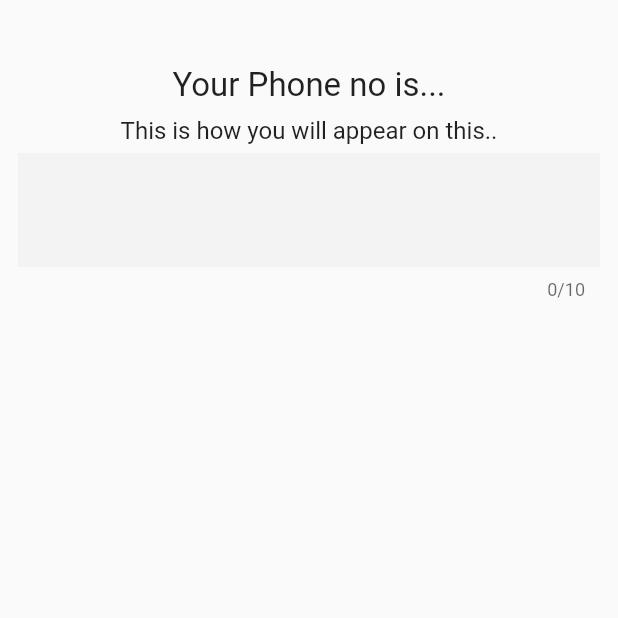
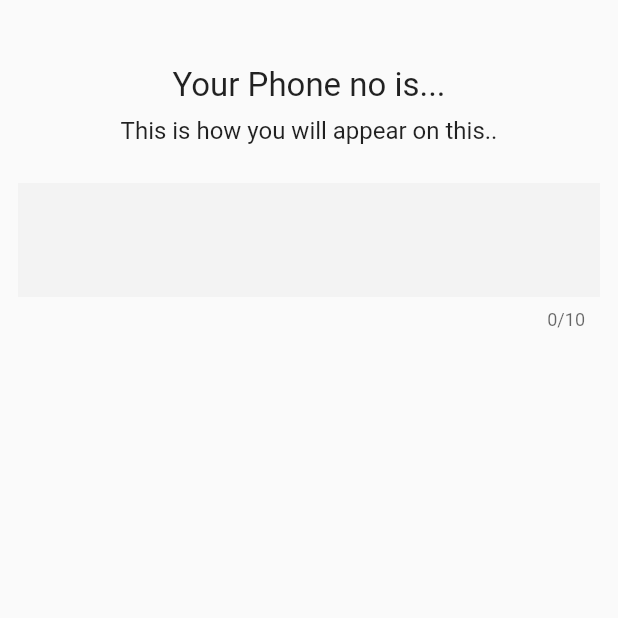
Before and after one commit to chamil123/tinder, a Flutter app: the Userregisterphone screen opened directly, on a phone screen of 412 x 824 dp, the top half of it. Run offline on Flutter 3.47's test engine with Material 2 defaults, Android fonts, the phone set to English and light mode, and no system bars; our stand-ins replace carousel_slider, email_validator, firebase_auth, flutter_staggered_animations, fluttertoast, google_fonts and 5 more; missing offline and left inert: bottom_picker; accounts and stored records are empty; Roboto replaces fonts that are missing (Raleway).

Commit message:
2023-01-23 push by madusanka

```diff
--- a/lib/screens/register_screen/reg_user_mobile.dart
+++ b/lib/screens/register_screen/reg_user_mobile.dart
@@ -61,7 +61,7 @@ class _Userregisterphonestate extends State<Userregisterphone> {
                             ),
                           ),
                           Padding(
-                            padding: const EdgeInsets.only(top: 0),
+                            padding: const EdgeInsets.only(top: 20),
                             child: TextFormField(
                               style: TextStyle(
                                   fontSize: 22, fontFamily: 'Raleway'),
--- a/pubspec.yaml
+++ b/pubspec.yaml
@@ -65,7 +65,7 @@ dev_dependencies:
   intl: ^0.17.0
   email_validator: '^2.1.16'
   image_picker: ^0.8.6+1
-
+  rive: ^0.9.1
 
 
 
```
Also changed, not shown: pubspec.lock.
